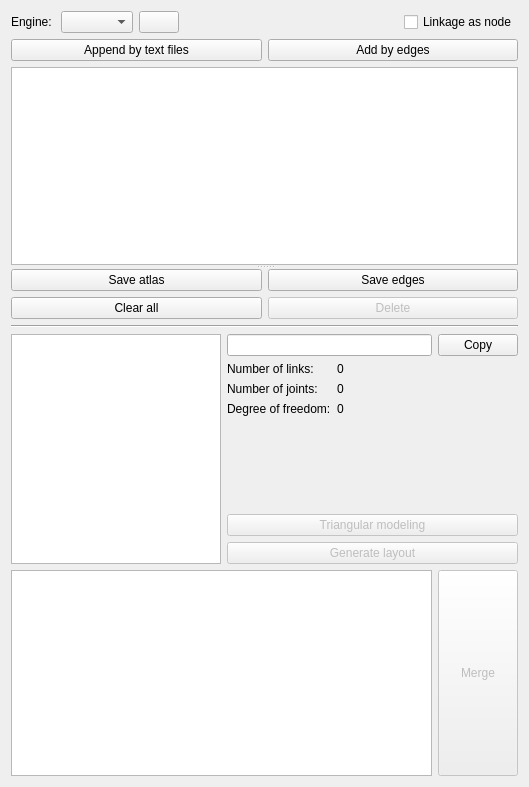
This is core/synthesis/Collections/Structure.ui in KmolYuan/Pyslvs-UI as Qt 5 draws it before an edit. The edited form follows.
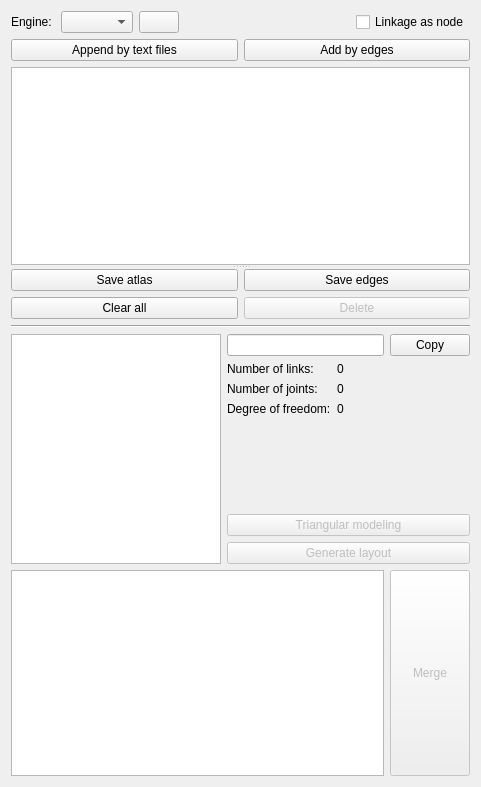
This is the edited form. Icons and pictures are not drawn.

Diff of the .ui file:
```diff
--- a/core/synthesis/Collections/Structure.ui
+++ b/core/synthesis/Collections/Structure.ui
@@ -6,7 +6,7 @@
    <rect>
     <x>0</x>
     <y>0</y>
-    <width>529</width>
+    <width>481</width>
     <height>787</height>
    </rect>
   </property>
```
